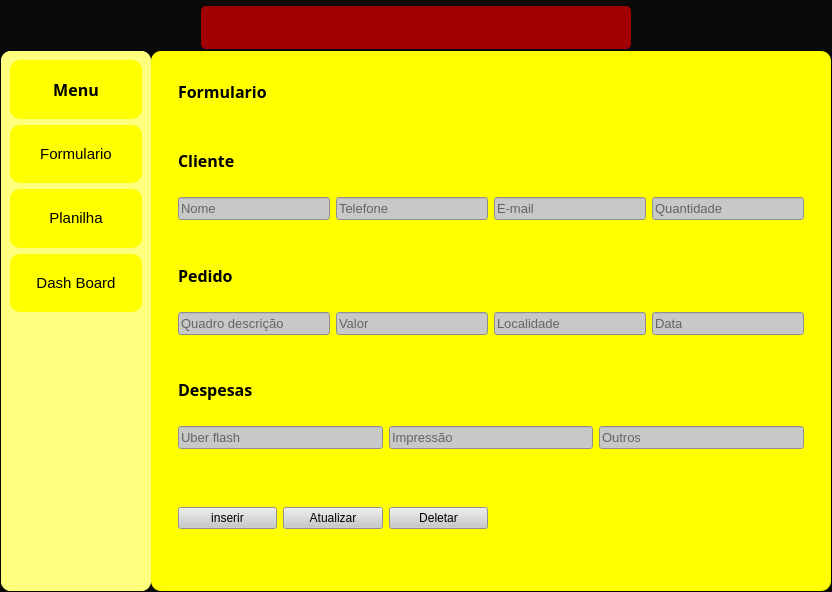
The window that v2.ui (Ton-Chyod-s/Estudo-sql-python) describes before a commit, drawn with Qt 5.
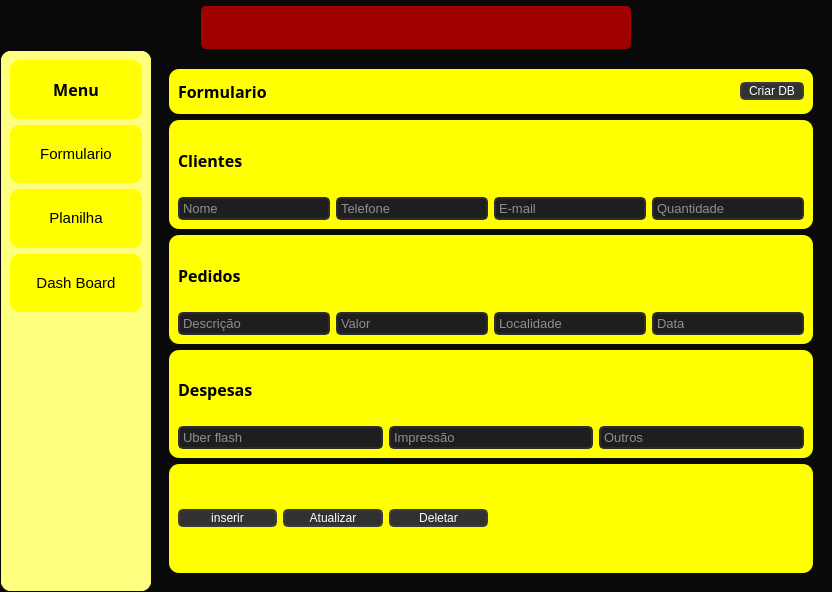
The same window after the commit.

Commit message: doc: att

The edit to the form file:
```diff
--- a/v2.ui
+++ b/v2.ui
@@ -372,8 +372,6 @@
          <property name="styleSheet">
           <string notr="true">QFrame {
 	border-radius: 10px;
-	
-	background-color: rgb(255, 255, 0);
 }</string>
          </property>
          <property name="frameShape">
@@ -386,7 +384,7 @@
           <item>
            <widget class="QStackedWidget" name="stackedWidget">
             <property name="styleSheet">
-             <string notr="true">background-color: rgb(255, 255, 0);</string>
+             <string notr="true"/>
             </property>
             <property name="currentIndex">
              <number>0</number>
@@ -401,13 +399,16 @@
                   <height>45</height>
                  </size>
                 </property>
+                <property name="styleSheet">
+                 <string notr="true">background-color: rgb(255, 255, 0);</string>
+                </property>
                 <property name="frameShape">
                  <enum>QFrame::StyledPanel</enum>
                 </property>
                 <property name="frameShadow">
                  <enum>QFrame::Raised</enum>
                 </property>
-                <layout class="QVBoxLayout" name="verticalLayout_16">
+                <layout class="QHBoxLayout" name="horizontalLayout_6">
                  <item>
                   <widget class="QLabel" name="label_8">
                    <property name="font">
@@ -423,11 +424,51 @@
                    </property>
                   </widget>
                  </item>
+                 <item>
+                  <spacer name="horizontalSpacer">
+                   <property name="orientation">
+                    <enum>Qt::Horizontal</enum>
+                   </property>
+                   <property name="sizeHint" stdset="0">
+                    <size>
+                     <width>40</width>
+                     <height>20</height>
+                    </size>
+                   </property>
+                  </spacer>
+                 </item>
+                 <item>
+                  <widget class="QPushButton" name="pushButton_8">
+                   <property name="styleSheet">
+                    <string notr="true">QPushButton {
+	background-color: rgb(50, 50, 50);
+	border: 2px solid rgb(60, 60, 60);
+	border-radius: 5px;
+	color: rgb(255, 255, 255);
+}
+QPushButton:hover {
+	background-color: rgb(60, 60, 60);
+	border: 2px solid rgb(70,70, 70);
+}
+QPushButton:pressed {
+	background-color: rgb(250, 230, 0);
+	border: 2px solid rgb(161, 0, 0);
+	color: rgb(35, 35, 35);
+}</string>
+                   </property>
+                   <property name="text">
+                    <string>  Criar DB  </string>
+                   </property>
+                  </widget>
+                 </item>
                 </layout>
                </widget>
               </item>
               <item>
                <widget class="QFrame" name="frame_15">
+                <property name="styleSheet">
+                 <string notr="true">background-color: rgb(255, 255, 0);</string>
+                </property>
                 <property name="frameShape">
                  <enum>QFrame::StyledPanel</enum>
                 </property>
@@ -446,7 +487,7 @@
                     </font>
                    </property>
                    <property name="text">
-                    <string>Cliente</string>
+                    <string>Clientes</string>
                    </property>
                   </widget>
                  </item>
@@ -468,7 +509,20 @@
                     <bool>false</bool>
                    </property>
                    <property name="styleSheet">
-                    <string notr="true">background-color: rgb(200, 200, 200);</string>
+                    <string notr="true">QLineEdit {
+	border: 2px solid rgb(45,45,45);
+	border-radius: 5px;
+	padding: 1px;
+	background-color: rgb(30,30, 30);
+	color: rgb(255, 255, 255);
+}
+QLineEdit:hover {
+	border: 2px solid rgb(55,55,55);
+}
+QLineEdit:focus {
+	border: 2px solid rgb(161, 0, 0);
+	color: rgb(200, 200, 200);
+}</string>
                    </property>
                    <property name="maxLength">
                     <number>50</number>
@@ -496,7 +550,20 @@
                     <bool>false</bool>
                    </property>
                    <property name="styleSheet">
-                    <string notr="true">background-color: rgb(200, 200, 200);</string>
+                    <string notr="true">QLineEdit {
+	border: 2px solid rgb(45,45,45);
+	border-radius: 5px;
+	padding: 1px;
+	background-color: rgb(30,30, 30);
+	color: rgb(255, 255, 255);
+}
+QLineEdit:hover {
+	border: 2px solid rgb(55,55,55);
+}
+QLineEdit:focus {
+	border: 2px solid rgb(161, 0, 0);
+	color: rgb(200, 200, 200);
+}</string>
                    </property>
                    <property name="maxLength">
                     <number>50</number>
@@ -524,7 +591,20 @@
                     <bool>false</bool>
                    </property>
                    <property name="styleSheet">
-                    <string notr="true">background-color: rgb(200, 200, 200);</string>
+                    <string notr="true">QLineEdit {
+	border: 2px solid rgb(45,45,45);
+	border-radius: 5px;
+	padding: 1px;
+	background-color: rgb(30,30, 30);
+	color: rgb(255, 255, 255);
+}
+QLineEdit:hover {
+	border: 2px solid rgb(55,55,55);
+}
+QLineEdit:focus {
+	border: 2px solid rgb(161, 0, 0);
+	color: rgb(200, 200, 200);
+}</string>
                    </property>
                    <property name="maxLength">
                     <number>50</number>
@@ -552,7 +632,20 @@
                     <bool>false</bool>
                    </property>
                    <property name="styleSheet">
-                    <string notr="true">background-color: rgb(200, 200, 200);</string>
+                    <string notr="true">QLineEdit {
+	border: 2px solid rgb(45,45,45);
+	border-radius: 5px;
+	padding: 1px;
+	background-color: rgb(30,30, 30);
+	color: rgb(255, 255, 255);
+}
+QLineEdit:hover {
+	border: 2px solid rgb(55,55,55);
+}
+QLineEdit:focus {
+	border: 2px solid rgb(161, 0, 0);
+	color: rgb(200, 200, 200);
+}</string>
                    </property>
                    <property name="maxLength">
                     <number>50</number>
@@ -567,6 +660,9 @@
               </item>
               <item>
                <widget class="QFrame" name="frame_16">
+                <property name="styleSheet">
+                 <string notr="true">background-color: rgb(255, 255, 0);</string>
+                </property>
                 <property name="frameShape">
                  <enum>QFrame::StyledPanel</enum>
                 </property>
@@ -592,13 +688,26 @@
                     <bool>false</bool>
                    </property>
                    <property name="styleSheet">
-                    <string notr="true">background-color: rgb(200, 200, 200);</string>
+                    <string notr="true">QLineEdit {
+	border: 2px solid rgb(45,45,45);
+	border-radius: 5px;
+	padding: 1px;
+	background-color: rgb(30,30, 30);
+	color: rgb(255, 255, 255);
+}
+QLineEdit:hover {
+	border: 2px solid rgb(55,55,55);
+}
+QLineEdit:focus {
+	border: 2px solid rgb(161, 0, 0);
+	color: rgb(200, 200, 200);
+}</string>
                    </property>
                    <property name="maxLength">
                     <number>50</number>
                    </property>
                    <property name="placeholderText">
-                    <string>Quadro descrição</string>
+                    <string>Descrição</string>
                    </property>
                   </widget>
                  </item>
@@ -620,7 +729,20 @@
                     <bool>false</bool>
                    </property>
                    <property name="styleSheet">
-                    <string notr="true">background-color: rgb(200, 200, 200);</string>
+                    <string notr="true">QLineEdit {
+	border: 2px solid rgb(45,45,45);
+	border-radius: 5px;
+	padding: 1px;
+	background-color: rgb(30,30, 30);
+	color: rgb(255, 255, 255);
+}
+QLineEdit:hover {
+	border: 2px solid rgb(55,55,55);
+}
+QLineEdit:focus {
+	border: 2px solid rgb(161, 0, 0);
+	color: rgb(200, 200, 200);
+}</string>
                    </property>
                    <property name="maxLength">
                     <number>50</number>
@@ -630,6 +752,21 @@
                    </property>
                   </widget>
                  </item>
+                 <item row="0" column="0">
+                  <widget class="QLabel" name="Pedido_label">
+                   <property name="font">
+                    <font>
+                     <family>Segoe UI Black</family>
+                     <pointsize>12</pointsize>
+                     <weight>75</weight>
+                     <bold>true</bold>
+                    </font>
+                   </property>
+                   <property name="text">
+                    <string>Pedidos</string>
+                   </property>
+                  </widget>
+                 </item>
                  <item row="1" column="3">
                   <widget class="QLineEdit" name="lineEdit_4">
                    <property name="minimumSize">
@@ -648,7 +785,20 @@
                     <bool>false</bool>
                    </property>
                    <property name="styleSheet">
-                    <string notr="true">background-color: rgb(200, 200, 200);</string>
+                    <string notr="true">QLineEdit {
+	border: 2px solid rgb(45,45,45);
+	border-radius: 5px;
+	padding: 1px;
+	background-color: rgb(30,30, 30);
+	color: rgb(255, 255, 255);
+}
+QLineEdit:hover {
+	border: 2px solid rgb(55,55,55);
+}
+QLineEdit:focus {
+	border: 2px solid rgb(161, 0, 0);
+	color: rgb(200, 200, 200);
+}</string>
                    </property>
                    <property name="maxLength">
                     <number>50</number>
@@ -676,7 +826,20 @@
                     <bool>false</bool>
                    </property>
                    <property name="styleSheet">
-                    <string notr="true">background-color: rgb(200, 200, 200);</string>
+                    <string notr="true">QLineEdit {
+	border: 2px solid rgb(45,45,45);
+	border-radius: 5px;
+	padding: 1px;
+	background-color: rgb(30,30, 30);
+	color: rgb(255, 255, 255);
+}
+QLineEdit:hover {
+	border: 2px solid rgb(55,55,55);
+}
+QLineEdit:focus {
+	border: 2px solid rgb(161, 0, 0);
+	color: rgb(200, 200, 200);
+}</string>
                    </property>
                    <property name="maxLength">
                     <number>50</number>
@@ -686,26 +849,14 @@
                    </property>
                   </widget>
                  </item>
-                 <item row="0" column="0">
-                  <widget class="QLabel" name="Pedido_label">
-                   <property name="font">
-                    <font>
-                     <family>Segoe UI Black</family>
-                     <pointsize>12</pointsize>
-                     <weight>75</weight>
-                     <bold>true</bold>
-                    </font>
-                   </property>
-                   <property name="text">
-                    <string>Pedido</string>
-                   </property>
-                  </widget>
-                 </item>
                 </layout>
                </widget>
               </item>
               <item>
                <widget class="QFrame" name="frame_18">
+                <property name="styleSheet">
+                 <string notr="true">background-color: rgb(255, 255, 0);</string>
+                </property>
                 <property name="frameShape">
                  <enum>QFrame::StyledPanel</enum>
                 </property>
@@ -731,7 +882,20 @@
                     <bool>false</bool>
                    </property>
                    <property name="styleSheet">
-                    <string notr="true">background-color: rgb(200, 200, 200);</string>
+                    <string notr="true">QLineEdit {
+	border: 2px solid rgb(45,45,45);
+	border-radius: 5px;
+	padding: 1px;
+	background-color: rgb(30,30, 30);
+	color: rgb(255, 255, 255);
+}
+QLineEdit:hover {
+	border: 2px solid rgb(55,55,55);
+}
+QLineEdit:focus {
+	border: 2px solid rgb(161, 0, 0);
+	color: rgb(200, 200, 200);
+}</string>
                    </property>
                    <property name="maxLength">
                     <number>50</number>
@@ -759,7 +923,20 @@
                     <bool>false</bool>
                    </property>
                    <property name="styleSheet">
-                    <string notr="true">background-color: rgb(200, 200, 200);</string>
+                    <string notr="true">QLineEdit {
+	border: 2px solid rgb(45,45,45);
+	border-radius: 5px;
+	padding: 1px;
+	background-color: rgb(30,30, 30);
+	color: rgb(255, 255, 255);
+}
+QLineEdit:hover {
+	border: 2px solid rgb(55,55,55);
+}
+QLineEdit:focus {
+	border: 2px solid rgb(161, 0, 0);
+	color: rgb(200, 200, 200);
+}</string>
                    </property>
                    <property name="maxLength">
                     <number>50</number>
@@ -802,7 +979,20 @@
                     <bool>false</bool>
                    </property>
                    <property name="styleSheet">
-                    <string notr="true">background-color: rgb(200, 200, 200);</string>
+                    <string notr="true">QLineEdit {
+	border: 2px solid rgb(45,45,45);
+	border-radius: 5px;
+	padding: 1px;
+	background-color: rgb(30,30, 30);
+	color: rgb(255, 255, 255);
+}
+QLineEdit:hover {
+	border: 2px solid rgb(55,55,55);
+}
+QLineEdit:focus {
+	border: 2px solid rgb(161, 0, 0);
+	color: rgb(200, 200, 200);
+}</string>
                    </property>
                    <property name="maxLength">
                     <number>50</number>
@@ -817,6 +1007,9 @@
               </item>
               <item>
                <widget class="QFrame" name="frame_17">
+                <property name="styleSheet">
+                 <string notr="true">background-color: rgb(255, 255, 0);</string>
+                </property>
                 <property name="frameShape">
                  <enum>QFrame::StyledPanel</enum>
                 </property>
@@ -827,7 +1020,21 @@
                  <item>
                   <widget class="QPushButton" name="pushButton">
                    <property name="styleSheet">
-                    <string notr="true">background-color: rgb(200, 200, 200);</string>
+                    <string notr="true">QPushButton {
+	background-color: rgb(50, 50, 50);
+	border: 2px solid rgb(60, 60, 60);
+	border-radius: 5px;
+	color: rgb(255, 255, 255);
+}
+QPushButton:hover {
+	background-color: rgb(60, 60, 60);
+	border: 2px solid rgb(70,70, 70);
+}
+QPushButton:pressed {
+	background-color: rgb(250, 230, 0);
+	border: 2px solid rgb(161, 0, 0);
+	color: rgb(35, 35, 35);
+}</string>
                    </property>
                    <property name="text">
                     <string>inserir</string>
@@ -837,7 +1044,21 @@
                  <item>
                   <widget class="QPushButton" name="pushButton_2">
                    <property name="styleSheet">
-                    <string notr="true">background-color: rgb(200, 200, 200);</string>
+                    <string notr="true">QPushButton {
+	background-color: rgb(50, 50, 50);
+	border: 2px solid rgb(60, 60, 60);
+	border-radius: 5px;
+	color: rgb(255, 255, 255);
+}
+QPushButton:hover {
+	background-color: rgb(60, 60, 60);
+	border: 2px solid rgb(70,70, 70);
+}
+QPushButton:pressed {
+	background-color: rgb(250, 230, 0);
+	border: 2px solid rgb(161, 0, 0);
+	color: rgb(35, 35, 35);
+}</string>
                    </property>
                    <property name="text">
                     <string>Atualizar</string>
@@ -847,7 +1068,21 @@
                  <item>
                   <widget class="QPushButton" name="pushButton_3">
                    <property name="styleSheet">
-                    <string notr="true">background-color: rgb(200, 200, 200);</string>
+                    <string notr="true">QPushButton {
+	background-color: rgb(50, 50, 50);
+	border: 2px solid rgb(60, 60, 60);
+	border-radius: 5px;
+	color: rgb(255, 255, 255);
+}
+QPushButton:hover {
+	background-color: rgb(60, 60, 60);
+	border: 2px solid rgb(70,70, 70);
+}
+QPushButton:pressed {
+	background-color: rgb(250, 230, 0);
+	border: 2px solid rgb(161, 0, 0);
+	color: rgb(35, 35, 35);
+}</string>
                    </property>
                    <property name="text">
                     <string>Deletar</string>
```
Left out of the diff: 49 changed lines with no effect on the pictures.
